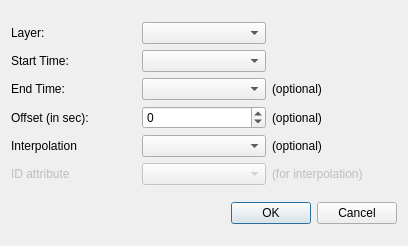
First picture: the form in addLayer.ui, repository anitagraser/TimeManager, before the edit.
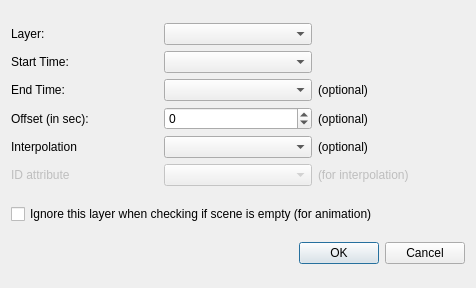
Second picture: the form after the edit.

Commit message: Made it possible to ignore some layers for exporting frames

```diff
--- a/addLayer.ui
+++ b/addLayer.ui
@@ -6,8 +6,8 @@
    <rect>
     <x>0</x>
     <y>0</y>
-    <width>408</width>
-    <height>246</height>
+    <width>476</width>
+    <height>288</height>
    </rect>
   </property>
   <property name="windowTitle">
@@ -143,6 +143,17 @@
      </item>
     </layout>
    </item>
+   <item>
+    <layout class="QVBoxLayout" name="verticalLayout_2">
+     <item>
+      <widget class="QCheckBox" name="exportEmptyCheckbox">
+       <property name="text">
+        <string>Ignore this layer when checking if scene is empty (for animation)</string>
+       </property>
+      </widget>
+     </item>
+    </layout>
+   </item>
    <item>
     <widget class="QDialogButtonBox" name="buttonBox">
      <property name="orientation">
```
The commit also changes 6 other files.
